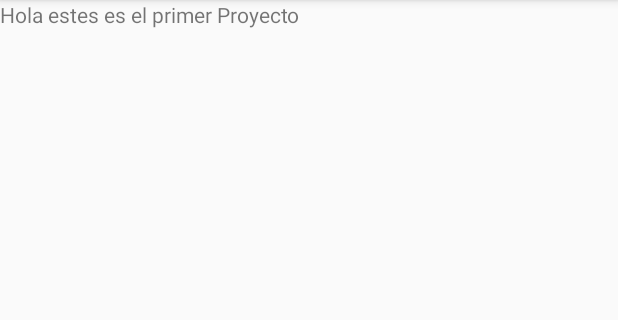
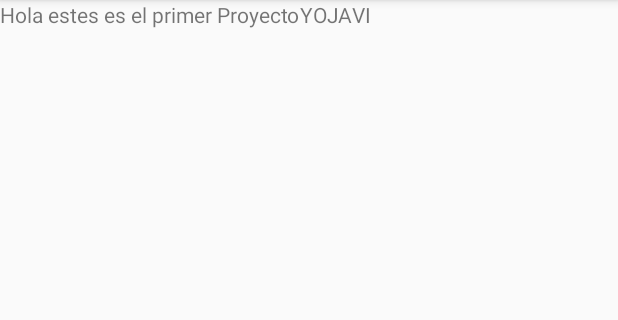
Before and after one commit to Maxjo-Rm/AppEjemplo, an Android app: the screen it shows after launch (MainActivity), on a phone screen of 412 x 824 dp, the part 84-404 px from its top. Run offline under Robolectric (Android 15) with nearby library versions, the phone set to English and light mode, and no system bars.

Commit message:
Primer commit departe de computadora hp

```diff
--- a/app/src/main/res/layout/activity_main.xml
+++ b/app/src/main/res/layout/activity_main.xml
@@ -15,4 +15,9 @@
         app:layout_constraintRight_toRightOf="parent"
         app:layout_constraintTop_toTopOf="parent" />
 
+    <TextView
+        android:layout_width="match_parent"
+        android:layout_height="wrap_content"
+        android:text="YOJAVI"/>
+
 </LinearLayout>
```
